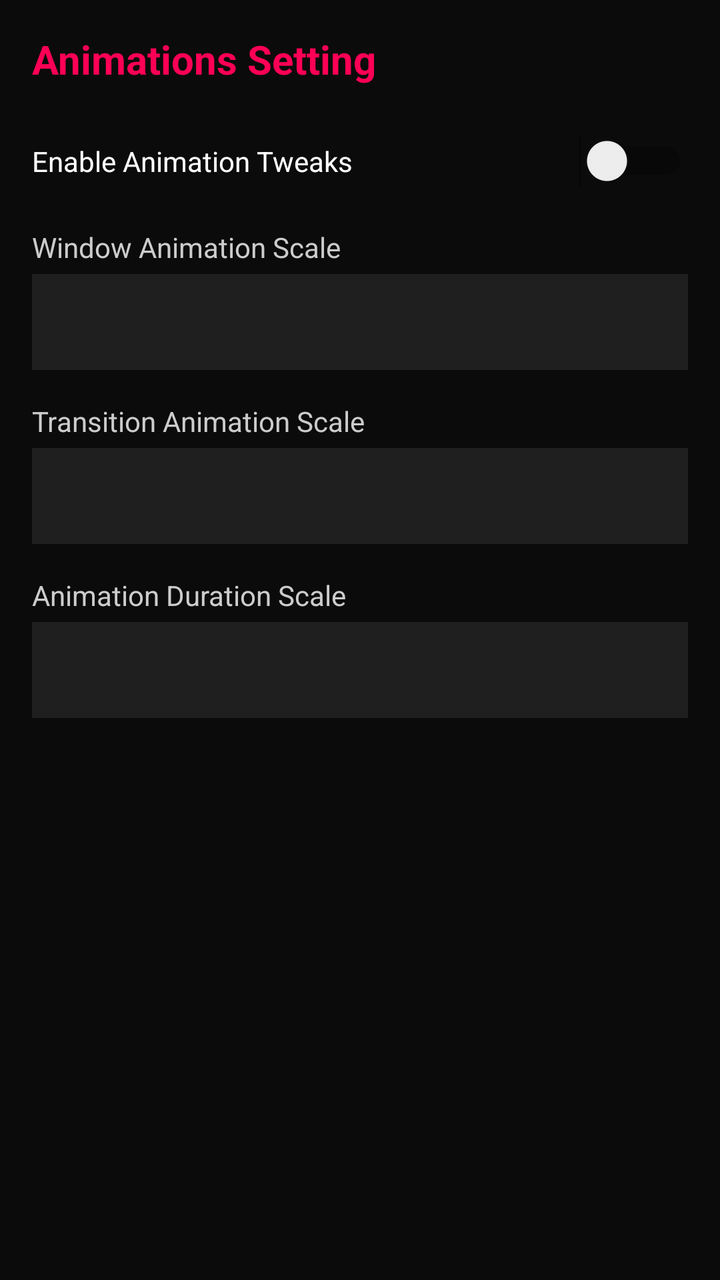
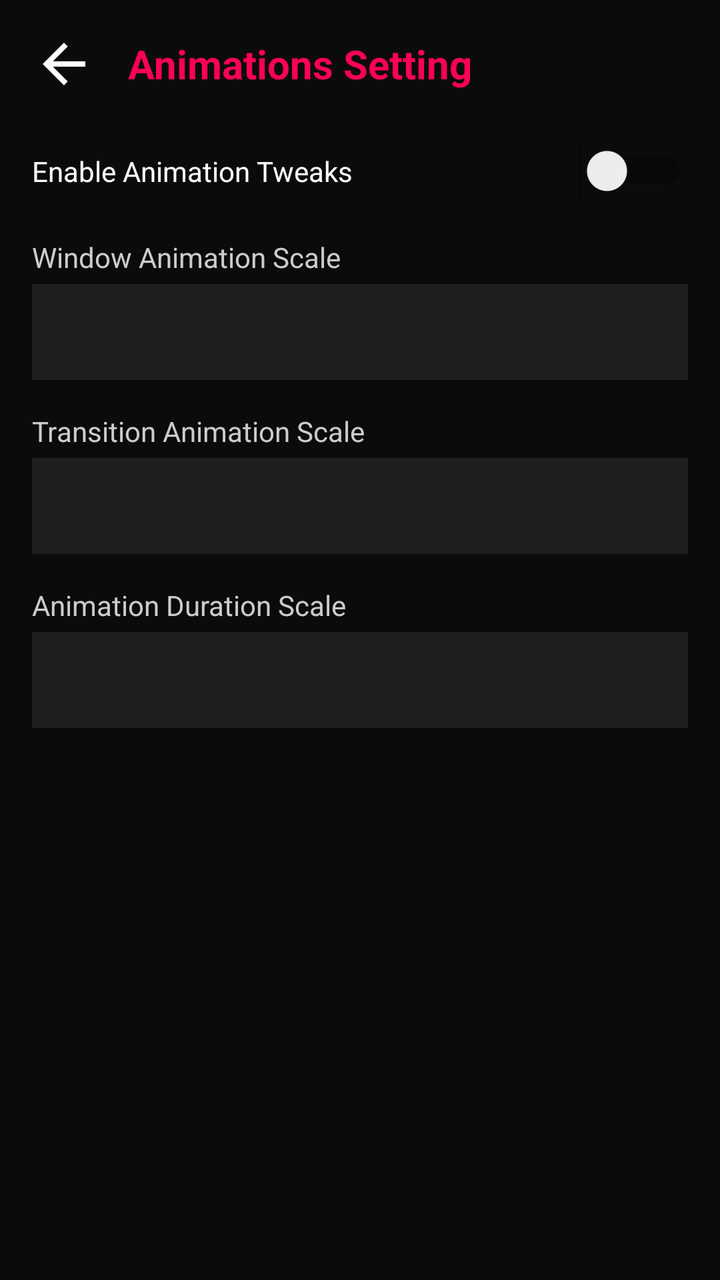

Screens rendered from an Android XML layout before and after an edit, with the pre-edit source and the edit as a unified diff.
<!-- AndroidManifest.xml: application theme Theme.AppCompat.DayNight.NoActionBar -->
<!-- res/layout/activity_animation_settings.xml -->
<?xml version="1.0" encoding="utf-8"?>
<LinearLayout xmlns:android="http://schemas.android.com/apk/res/android"
    android:layout_width="match_parent"
    android:layout_height="match_parent"
    android:background="#0B0B0B"
    android:orientation="vertical"
    android:padding="16dp">

    <TextView
        android:layout_width="wrap_content"
        android:layout_height="wrap_content"
        android:text="Animations Setting"
        android:textColor="#FF0055"
        android:textSize="20sp"
        android:textStyle="bold" />

    <Switch
        android:id="@+id/switchAnimationEnable"
        android:layout_width="match_parent"
        android:layout_height="wrap_content"
        android:layout_marginTop="24dp"
        android:text="Enable Animation Tweaks"
        android:textColor="#FFFFFF" />

    <TextView
        android:layout_width="wrap_content"
        android:layout_height="wrap_content"
        android:layout_marginTop="20dp"
        android:text="Window Animation Scale"
        android:textColor="#CCCCCC" />

    <Spinner
        android:id="@+id/spinnerWindowAnim"
        android:layout_width="match_parent"
        android:layout_height="48dp"
        android:layout_marginTop="4dp"
        android:background="#1F1F1F" />

    <TextView
        android:layout_width="wrap_content"
        android:layout_height="wrap_content"
        android:layout_marginTop="16dp"
        android:text="Transition Animation Scale"
        android:textColor="#CCCCCC" />

    <Spinner
        android:id="@+id/spinnerTransitionAnim"
        android:layout_width="match_parent"
        android:layout_height="48dp"
        android:layout_marginTop="4dp"
        android:background="#1F1F1F" />

    <TextView
        android:layout_width="wrap_content"
        android:layout_height="wrap_content"
        android:layout_marginTop="16dp"
        android:text="Animation Duration Scale"
        android:textColor="#CCCCCC" />

    <Spinner
        android:id="@+id/spinnerAnimatorAnim"
        android:layout_width="match_parent"
        android:layout_height="48dp"
        android:layout_marginTop="4dp"
        android:background="#1F1F1F" />

</LinearLayout>
<!-- resources referenced by this layout -->
<resources>

</resources>

<!-- the commit's change to res/layout/activity_animation_settings.xml (unified diff, before → after) -->
@@ -6,13 +6,30 @@
     android:orientation="vertical"
     android:padding="16dp">
 
-    <TextView
-        android:layout_width="wrap_content"
+    
+    <LinearLayout
+        android:layout_width="match_parent"
         android:layout_height="wrap_content"
-        android:text="Animations Setting"
-        android:textColor="#FF0055"
-        android:textSize="20sp"
-        android:textStyle="bold" />
+        android:gravity="center_vertical"
+        android:orientation="horizontal">
+
+        <ImageView
+            android:id="@+id/btnBack"
+            android:layout_width="32dp"
+            android:layout_height="32dp"
+            android:background="?attr/selectableItemBackgroundBorderless"
+            android:contentDescription="Back"
+            android:src="@drawable/ic_arrow_back" />
+
+        <TextView
+            android:layout_width="wrap_content"
+            android:layout_height="wrap_content"
+            android:layout_marginStart="16dp"
+            android:text="Animations Setting"
+            android:textColor="#FF0055"
+            android:textSize="20sp"
+            android:textStyle="bold" />
+    </LinearLayout>
 
     <Switch
         android:id="@+id/switchAnimationEnable"
<!-- resource entries referenced after the edit -->
@@ -1,5 +1,15 @@
 <!-- resources referenced by this layout -->
 <resources>
-
+  <!-- drawable ic_arrow_back (drawable) -->
+  <vector xmlns:android="http://schemas.android.com/apk/res/android"
+      android:width="24dp"
+      android:height="24dp"
+      android:viewportWidth="24"
+      android:viewportHeight="24"
+      android:tint="#FFFFFF">
+      <path
+          android:fillColor="@android:color/white"
+          android:pathData="M20,11H7.83l5.59,-5.59L12,4l-8,8 8,8 1.41,-1.41L7.83,13H20v-2z"/>
+  </vector>
 </resources>
 
